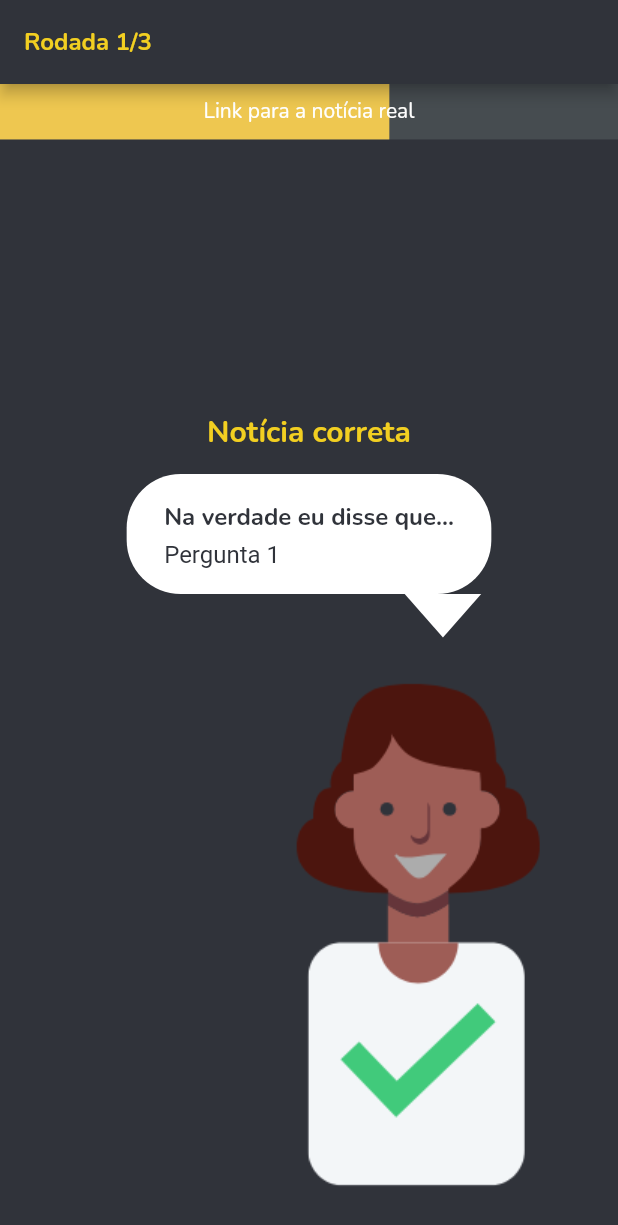
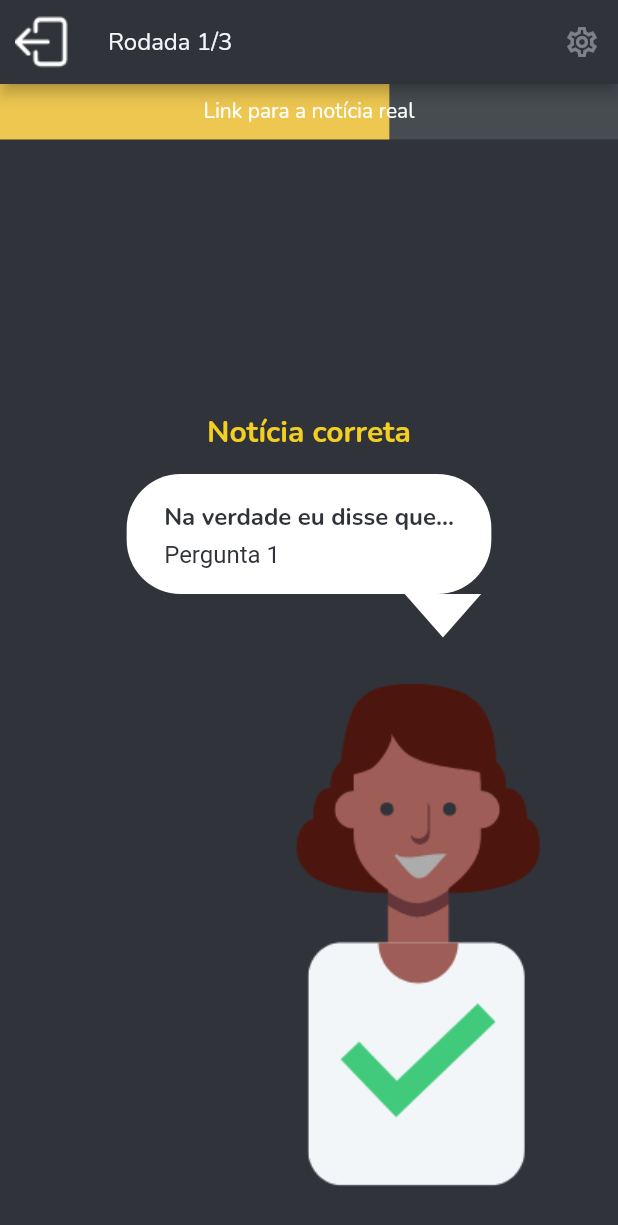
Before and after one commit to yuumasato/have_you_heard, a Flutter app: the CorrectNewsScreen screen opened by its route, on a phone screen of 412 x 824 dp. Shown: the top 1225 px of the screen. Run offline on Flutter 3.47's test engine with Material 2 defaults, Android fonts, the phone set to English and light mode, and no system bars; our stand-ins replace flutter_svg, flutter_svg_provider, get, page_view_indicators, shared_preferences, socket_io_client; accounts and stored records are empty; network calls fail.

Commit message:
updated AppBar into InGameAppBar

```diff
--- a/lib/ui/correct_news.dart
+++ b/lib/ui/correct_news.dart
@@ -3,6 +3,7 @@ import 'dart:async';
 import 'package:flutter/material.dart';
 import 'package:get/get.dart';
 import 'package:have_you_heard/controller/game_controller.dart';
+import 'package:have_you_heard/widgets/in_game_app_bar.dart';
 
 import 'game_winner.dart';
 import 'show_news.dart';
@@ -77,13 +78,9 @@ class _CorrectNewsScreenState extends State<CorrectNewsScreen> {
       // This is short lived screen, let's block the back button
       onWillPop: () async => false,
       child: Scaffold(
-        appBar: AppBar(
-          title: Text(
+        appBar: InGameAppBar(
+          title:
             'showRound'.trParams({'round': '${gc.game.roundIndex + 1}'}),
-            style: const TextStyle(
-                fontSize: 16, fontWeight: FontWeight.bold, color: kYellow),
-          ),
-          automaticallyImplyLeading: false,
         ),
         body: SafeArea(
           child: Column(
--- a/lib/ui/desc_persona.dart
+++ b/lib/ui/desc_persona.dart
@@ -6,6 +6,7 @@ import 'package:flutter_svg_provider/flutter_svg_provider.dart';
 import 'package:have_you_heard/constants/colors.dart';
 import 'package:have_you_heard/controller/game_controller.dart';
 import 'package:have_you_heard/models/persona.dart';
+import 'package:have_you_heard/widgets/in_game_app_bar.dart';
 
 import 'show_news.dart';
 
@@ -72,9 +73,7 @@ class _DescPersonaScreenState extends State<DescPersonaScreen> {
       // This is short lived screen, let's block the back button
       onWillPop: () async => false,
       child: Scaffold(
-        appBar: AppBar(
-          automaticallyImplyLeading: false,
-        ),
+        appBar: InGameAppBar(),
         body: SafeArea(
           child: Column(
             mainAxisAlignment: MainAxisAlignment.spaceBetween,
--- a/lib/ui/game_winner.dart
+++ b/lib/ui/game_winner.dart
@@ -7,6 +7,7 @@ import 'package:have_you_heard/widgets/app_button.dart';
 import 'package:have_you_heard/models/player.dart';
 import 'package:have_you_heard/widgets/gray_stripe.dart';
 import 'package:have_you_heard/constants/colors.dart';
+import 'package:have_you_heard/widgets/in_game_app_bar.dart';
 
 import 'room.dart';
 
@@ -161,9 +162,7 @@ class _GameWinnerScreenState extends State<GameWinnerScreen>
           return false;
         },
         child: Scaffold(
-            appBar: AppBar(
-              automaticallyImplyLeading: false,
-            ),
+            appBar: InGameAppBar(),
             body: SafeArea(
                 child: Column(
                   mainAxisAlignment: MainAxisAlignment.spaceBetween,
--- a/lib/ui/room.dart
+++ b/lib/ui/room.dart
@@ -9,6 +9,7 @@ import 'package:have_you_heard/constants/styles.dart';
 import 'package:have_you_heard/widgets/app_button.dart';
 import 'package:have_you_heard/widgets/game_exit_dialog.dart';
 import 'package:have_you_heard/widgets/gray_stripe.dart';
+import 'package:have_you_heard/widgets/in_game_app_bar.dart';
 
 class RoomScreen extends StatefulWidget {
   const RoomScreen({Key? key}) : super(key: key);
@@ -45,9 +46,7 @@ class _RoomScreenState extends State<RoomScreen> {
         onElevatedPressed: () => Navigator.of(context).pop(),
         onPlainPressed: () => gc.exitGame(),
         child: Scaffold(
-          appBar: AppBar(
-            automaticallyImplyLeading: false,
-          ),
+          appBar: const InGameAppBar(),
           body: SafeArea(
             child: Column(
               mainAxisAlignment: MainAxisAlignment.spaceBetween,
--- a/lib/ui/round_winner.dart
+++ b/lib/ui/round_winner.dart
@@ -5,6 +5,7 @@ import 'package:flutter_svg_provider/flutter_svg_provider.dart';
 import 'package:have_you_heard/constants/colors.dart';
 import 'package:have_you_heard/controller/game_controller.dart';
 import 'package:have_you_heard/models/player.dart';
+import 'package:have_you_heard/widgets/in_game_app_bar.dart';
 import 'correct_news.dart';
 import 'package:have_you_heard/widgets/chat_balloon.dart';
 
@@ -70,7 +71,7 @@ class _RoundWinnerScreenState extends State<RoundWinnerScreen> {
       // This is short lived screen, let's block the back button
       onWillPop: () async => false,
       child: Scaffold(
-        appBar: AppBar(automaticallyImplyLeading: false),
+        appBar: InGameAppBar(),
         body: SafeArea(
           child: Column(
             crossAxisAlignment: CrossAxisAlignment.stretch,
--- a/lib/ui/vote_answer.dart
+++ b/lib/ui/vote_answer.dart
@@ -7,6 +7,7 @@ import 'package:have_you_heard/models/player.dart';
 import 'package:have_you_heard/ui/waiting_screen.dart';
 import 'package:have_you_heard/widgets/chat_balloon.dart';
 import 'package:have_you_heard/widgets/game_exit_dialog.dart';
+import 'package:have_you_heard/widgets/in_game_app_bar.dart';
 
 class VoteAnswerScreen extends StatefulWidget {
   const VoteAnswerScreen({Key? key}) : super(key: key);
@@ -32,9 +33,7 @@ class _VoteAnswerScreenState extends State<VoteAnswerScreen> {
       onElevatedPressed: () => Navigator.of(context).pop(),
       onPlainPressed: () => gc.exitGame(),
       child: Scaffold(
-        appBar: AppBar(
-          automaticallyImplyLeading: false,
-        ),
+        appBar: const InGameAppBar(),
         body: SafeArea(
           child: Column(
             crossAxisAlignment: CrossAxisAlignment.stretch,
--- a/lib/ui/vote_persona.dart
+++ b/lib/ui/vote_persona.dart
@@ -7,6 +7,7 @@ import 'package:have_you_heard/ui/waiting_screen.dart';
 import 'package:have_you_heard/widgets/app_button.dart';
 import 'package:have_you_heard/widgets/game_exit_dialog.dart';
 import 'package:have_you_heard/widgets/gray_stripe.dart';
+import 'package:have_you_heard/widgets/in_game_app_bar.dart';
 
 class VotePersonaScreen extends StatefulWidget {
   const VotePersonaScreen({Key? key}) : super(key: key);
@@ -96,9 +97,7 @@ class _VotePersonaScreenState extends State<VotePersonaScreen> {
         onElevatedPressed: () => Navigator.of(context).pop(),
         onPlainPressed: () => gc.exitGame(),
         child: Scaffold(
-          appBar: AppBar(
-            automaticallyImplyLeading: false,
-          ),
+          appBar: const InGameAppBar(),
           body: SafeArea(
             child: Column(
               mainAxisAlignment: MainAxisAlignment.spaceEvenly,
```
Also changed, not shown: lib/ui/show_news.dart (+5 -7 lines), lib/ui/waiting_screen.dart (+6 -7 lines).
